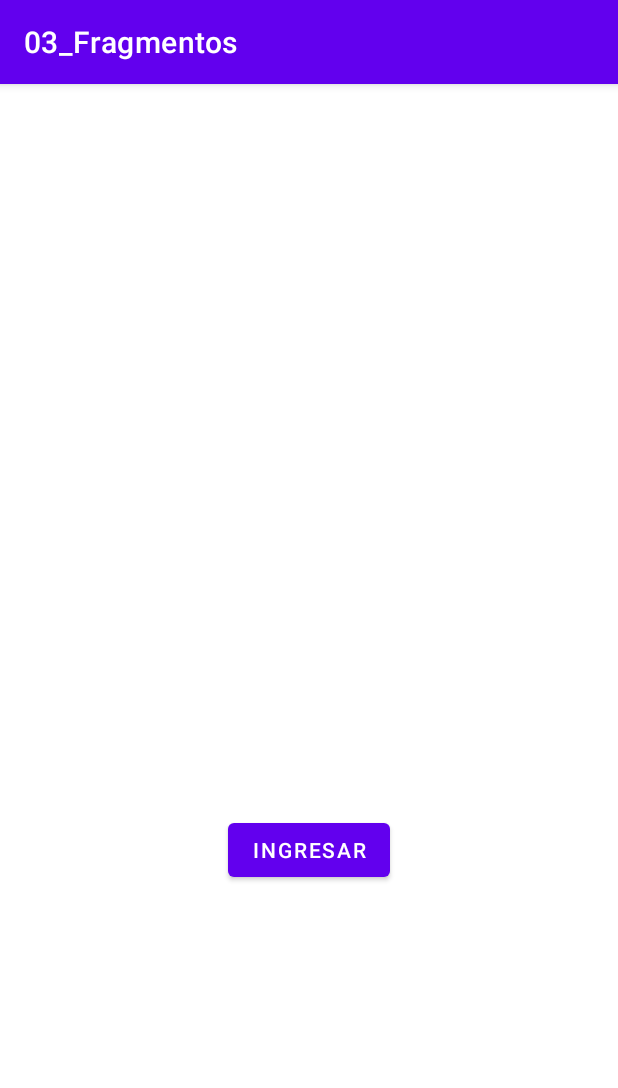
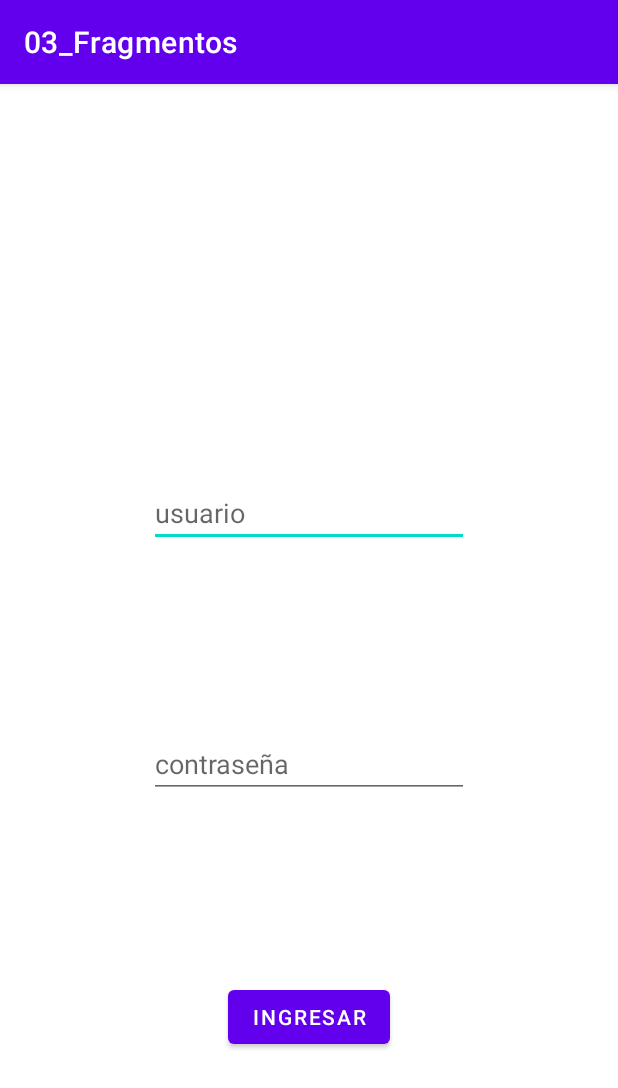
Before and after one commit to Eze-88/Desarrollo_Apps_Android, an Android app: the screen it shows after launch (MainActivity), on a phone screen of 412 x 824 dp. Shown: the top 1088 px of the screen. Run offline under Robolectric (Android 15) with nearby library versions, the phone set to English and light mode, and no system bars.

Commit message:
03 vista del fragmento de logeo

```diff
--- a/03_Fragmentos/app/src/main/java/com/framus/Fragmentos/Pant_logeo.kt
+++ b/03_Fragmentos/app/src/main/java/com/framus/Fragmentos/Pant_logeo.kt
@@ -29,6 +29,10 @@ class Pant_logeo : Fragment() {
     lateinit var monitor: TextView
     //Creo la lista de usuarios
     var Personas : MutableList<Persona> = mutableListOf()
+    //Bandera que indica si se encontró el usuario en la lista
+    var encontrado : Boolean = false
+    //Contador para recorrer la lista de usuarios
+    val cont: Int = 0
 
     override fun onCreateView(
         inflater: LayoutInflater, container: ViewGroup?,
--- a/03_Fragmentos/app/src/main/res/layout/fragment_pant_logeo.xml
+++ b/03_Fragmentos/app/src/main/res/layout/fragment_pant_logeo.xml
@@ -14,15 +14,41 @@
         app:layout_constraintBottom_toBottomOf="parent"
         app:layout_constraintEnd_toEndOf="parent"
         app:layout_constraintStart_toStartOf="parent"
-        app:layout_constraintTop_toBottomOf="@+id/cartel" />
+        app:layout_constraintTop_toBottomOf="@+id/casilla_contra" />
 
     <TextView
         android:id="@+id/cartel"
         android:layout_width="wrap_content"
         android:layout_height="wrap_content"
         android:text="TextView"
+        app:layout_constraintBottom_toTopOf="@+id/casilla_usuario"
+        app:layout_constraintEnd_toEndOf="parent"
+        app:layout_constraintStart_toStartOf="parent"
+        app:layout_constraintTop_toTopOf="parent"
+        app:layout_constraintVertical_bias="0.6" />
+
+    <EditText
+        android:id="@+id/casilla_usuario"
+        android:layout_width="wrap_content"
+        android:layout_height="wrap_content"
+        android:ems="10"
+        android:hint="usuario"
+        android:inputType="textPersonName"
+        app:layout_constraintBottom_toTopOf="@+id/casilla_contra"
+        app:layout_constraintEnd_toEndOf="parent"
+        app:layout_constraintStart_toStartOf="parent"
+        app:layout_constraintTop_toBottomOf="@+id/cartel" />
+
+    <EditText
+        android:id="@+id/casilla_contra"
+        android:layout_width="wrap_content"
+        android:layout_height="wrap_content"
+        android:ems="10"
+        android:hint="contraseña"
+        android:inputType="textPersonName"
+        android:password="true"
         app:layout_constraintBottom_toTopOf="@+id/login"
         app:layout_constraintEnd_toEndOf="parent"
         app:layout_constraintStart_toStartOf="parent"
-        app:layout_constraintTop_toTopOf="parent" />
+        app:layout_constraintTop_toBottomOf="@+id/casilla_usuario" />
 </androidx.constraintlayout.widget.ConstraintLayout>
```
